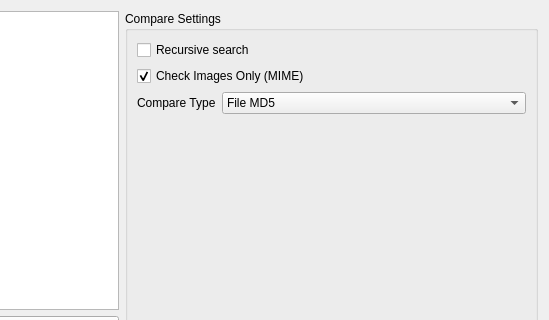
Above: krbkacd/work_page.ui from rbbrnc/krbkACD before the change; both pictures show x 305 to 854 and y 0 to 320 of the 854 by 653 pixel window. Below: the same form after it.
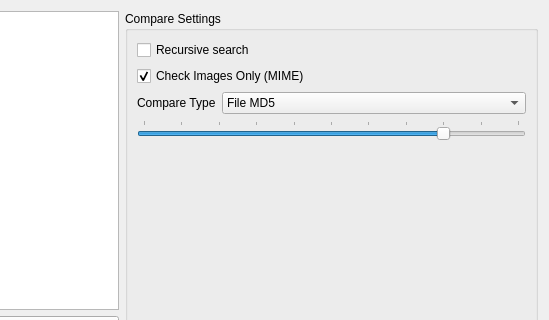
That is the form after the change.

Commit message: Add histogram cormaprison feature

Diff of the .ui file:
```diff
--- a/krbkacd/work_page.ui
+++ b/krbkacd/work_page.ui
@@ -112,6 +112,25 @@
           </item>
          </layout>
         </item>
+        <item>
+         <widget class="QSlider" name="tresholdHistogramDiffSlider">
+          <property name="maximum">
+           <number>100</number>
+          </property>
+          <property name="value">
+           <number>80</number>
+          </property>
+          <property name="orientation">
+           <enum>Qt::Horizontal</enum>
+          </property>
+          <property name="tickPosition">
+           <enum>QSlider::TicksAbove</enum>
+          </property>
+          <property name="tickInterval">
+           <number>10</number>
+          </property>
+         </widget>
+        </item>
         <item>
          <spacer name="verticalSpacer">
           <property name="orientation">
```
Left out of the diff: 5 changed lines with no effect on the pictures. The commit also changes 2 other files.
